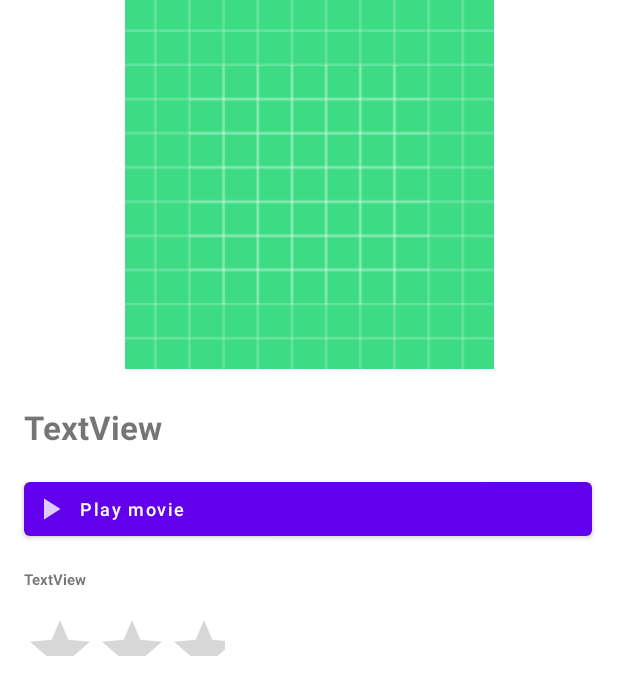
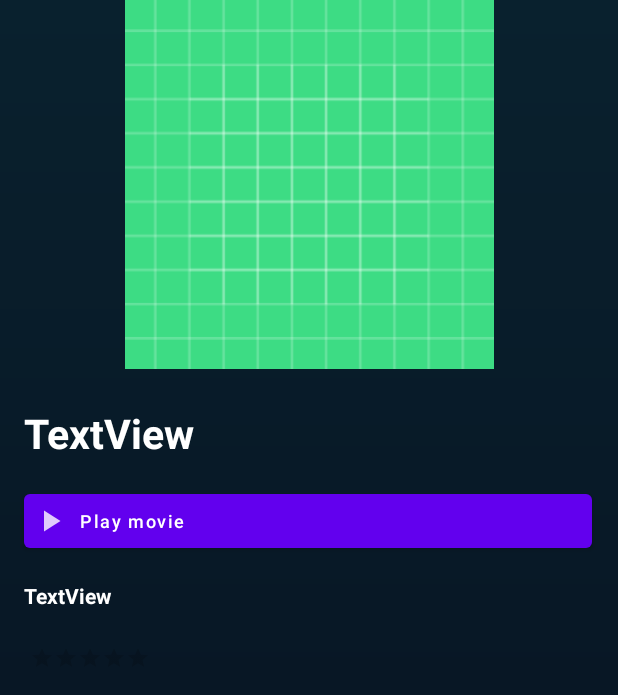
Before and after one commit to lexlopez-dev/MovieApp, an Android app: the MovieDetails screen opened directly, with no data from a screen before it, on a phone screen of 412 x 824 dp. Shown: the top 695 px of the screen. Run offline under Robolectric (Android 15) with nearby library versions, the phone set to English and light mode, and no system bars; pictures from the network do not load.

Commit message:
Updates to movie info view activity

```diff
--- a/app/src/main/java/com/lexandroid/movieapp/MovieDetails.java
+++ b/app/src/main/java/com/lexandroid/movieapp/MovieDetails.java
@@ -8,7 +8,9 @@ import android.widget.ImageView;
 import android.widget.RatingBar;
 import android.widget.TextView;
 
+import com.bumptech.glide.Glide;
 import com.lexandroid.movieapp.models.MovieModel;
+import com.lexandroid.movieapp.utils.Credentials;
 
 public class MovieDetails extends AppCompatActivity {
     //Widgets
@@ -35,6 +37,14 @@ public class MovieDetails extends AppCompatActivity {
         if (getIntent().hasExtra("movie")) {
             MovieModel movieModel = getIntent().getParcelableExtra("movie");
             Log.v("Tagy", "incoming intent" + movieModel.getMovie_id());
+
+            titleDetails.setText(movieModel.getOriginal_title());
+            descriptionDetails.setText(movieModel.getOverview());
+            ratingBarDetails.setRating(movieModel.getVote_average());
+
+            Glide.with(this)
+                    .load(Credentials.IMG_URL + movieModel.getBackdrop_path())
+                    .into(imageViewDetails);
         }
     }
 }
--- /dev/null
+++ b/app/src/main/res/drawable/ic_gradient_background.xml
@@ -0,0 +1,8 @@
+<?xml version="1.0" encoding="utf-8"?>
+<shape xmlns:android="http://schemas.android.com/apk/res/android"
+    android:shape="rectangle">
+    <gradient
+        android:startColor="#070F1E"
+        android:endColor="#09212E"
+        android:angle="90" />
+</shape>
--- a/app/src/main/res/layout/activity_movie_details.xml
+++ b/app/src/main/res/layout/activity_movie_details.xml
@@ -4,7 +4,8 @@
     xmlns:tools="http://schemas.android.com/tools"
     android:layout_width="match_parent"
     android:layout_height="match_parent"
-    tools:context=".MovieDetails">
+    tools:context=".MovieDetails"
+    android:background="@drawable/ic_gradient_background">
 
     <ImageView
         android:id="@+id/imageView_details"
@@ -13,7 +14,8 @@
         android:src="@drawable/ic_launcher_background"
         app:layout_constraintEnd_toEndOf="parent"
         app:layout_constraintStart_toStartOf="parent"
-        app:layout_constraintTop_toTopOf="parent" />
+        app:layout_constraintTop_toTopOf="parent"
+        android:backgroundTint="@color/black"/>
 
     <TextView
         android:id="@+id/title_bold"
@@ -21,7 +23,8 @@
         android:layout_height="wrap_content"
         android:layout_marginTop="24dp"
         android:text="TextView"
-        android:textSize="22sp"
+        android:textColor="@color/white"
+        android:textSize="27sp"
         android:textStyle="bold"
         app:layout_constraintStart_toStartOf="@+id/guideline2"
         app:layout_constraintTop_toBottomOf="@+id/imageView_details" />
@@ -41,9 +44,11 @@
         android:text="Play movie"
         android:textSize="12sp"
         android:textAllCaps="false"
+        android:textColor="@color/white"
         android:gravity="left |center_vertical"
         android:paddingLeft="5dp"
         android:drawableLeft="@drawable/ic_play"
+
         app:layout_constraintEnd_toStartOf="@+id/guideline4"
         app:layout_constraintStart_toStartOf="@+id/guideline2"
         app:layout_constraintTop_toBottomOf="@+id/title_bold" />
@@ -60,17 +65,26 @@
         android:layout_width="wrap_content"
         android:layout_height="wrap_content"
         android:layout_marginTop="16dp"
+        android:ellipsize="end"
+        android:maxLines="4"
+        android:paddingRight="25dp"
         android:text="TextView"
-        android:textSize="10sp"
+        android:textColor="@color/white"
+        android:textSize="14sp"
         android:textStyle="bold"
+        app:layout_constraintEnd_toStartOf="@+id/guideline4"
+        app:layout_constraintHorizontal_bias="0.0"
         app:layout_constraintStart_toStartOf="@+id/guideline2"
         app:layout_constraintTop_toBottomOf="@+id/button" />
 
     <RatingBar
         android:id="@+id/movie_rating_bar"
-        android:layout_width="134dp"
+        style="@style/Widget.AppCompat.RatingBar.Small"
+        android:layout_width="87dp"
         android:layout_height="28dp"
-        android:layout_marginTop="16dp"
+        android:layout_marginTop="20dp"
+        android:padding="4dp"
+        android:outlineAmbientShadowColor="@color/white"
         android:numStars="5"
         app:layout_constraintStart_toStartOf="@+id/guideline2"
         app:layout_constraintTop_toBottomOf="@+id/movie_desc" />
```
